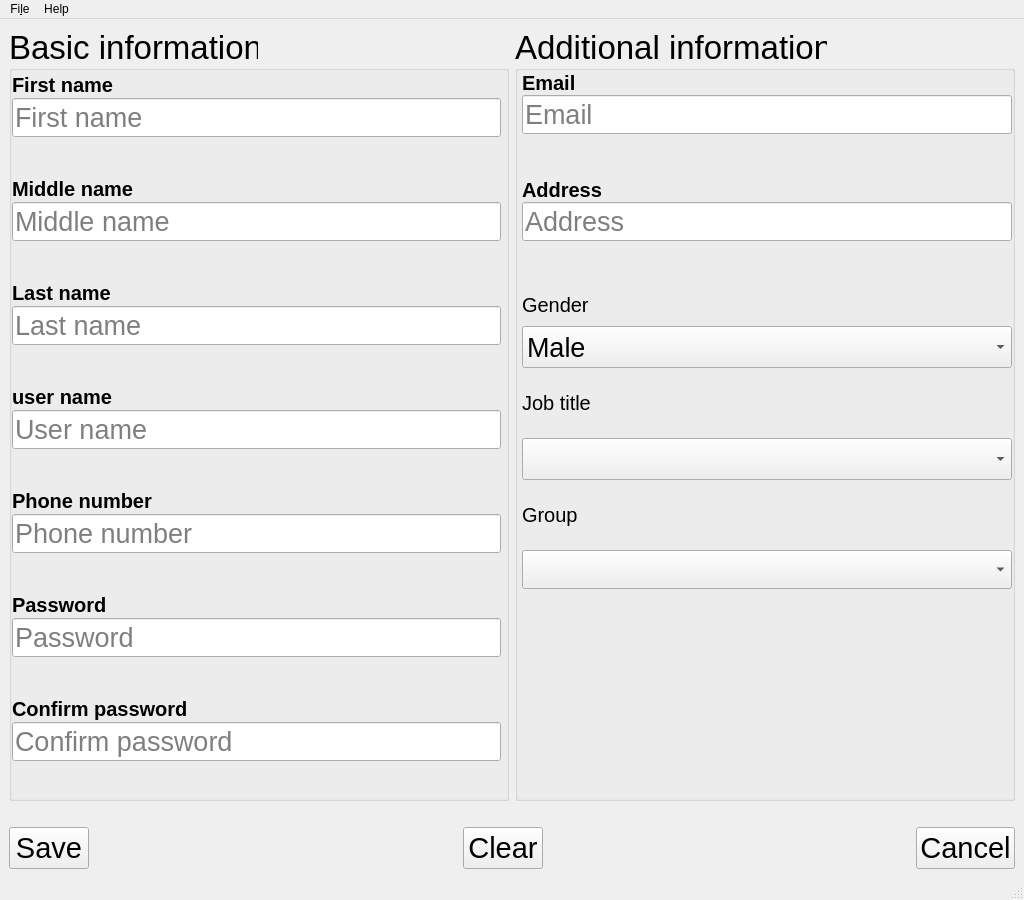
Before: the Qt Designer form forms/createEmployee_GUI.ui in nasserahmed96/invoces_manager, drawn with Qt 5.
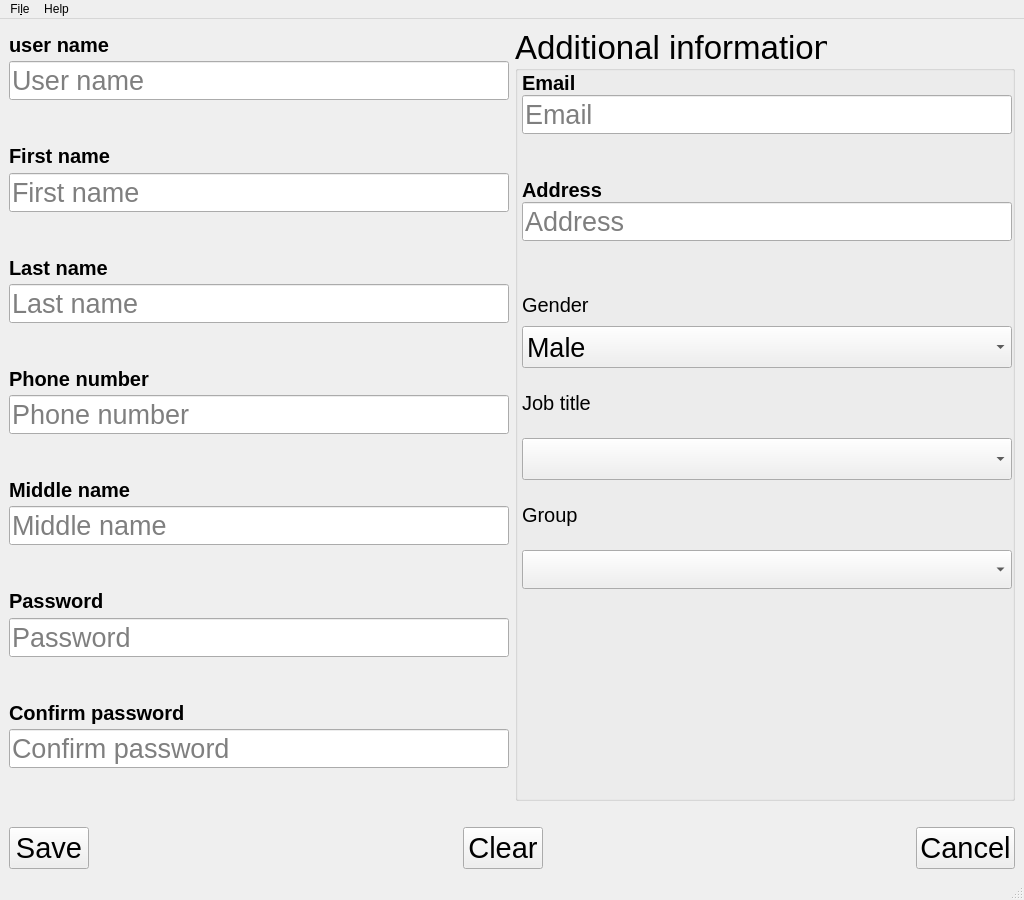
After: the same form once the commit is applied. Custom widgets are drawn as their Qt base class.

Commit message: Added invoice dir, and invoice base class

Patch:
```diff
--- a/forms/createEmployee_GUI.ui
+++ b/forms/createEmployee_GUI.ui
@@ -20,35 +20,91 @@
    <string>Create employee</string>
   </property>
   <widget class="QWidget" name="centralwidget">
-   <layout class="QVBoxLayout" name="verticalLayout_3">
-    <item>
-     <layout class="QHBoxLayout" name="horizontalLayout_2">
-      <item>
-       <widget class="QGroupBox" name="groupBox">
-        <property name="font">
-         <font>
-          <pointsize>25</pointsize>
-         </font>
-        </property>
-        <property name="title">
-         <string>Basic information</string>
-        </property>
         <layout class="QVBoxLayout" name="verticalLayout">
+    <item>
+     <layout class="QHBoxLayout" name="horizontalLayout_2">
+      <item>
+       <layout class="QVBoxLayout" name="basicInformationLayout">
+        <item>
+         <layout class="QVBoxLayout" name="user_name_layout">
          <property name="spacing">
-          <number>11</number>
-         </property>
-         <property name="leftMargin">
           <number>0</number>
          </property>
-         <property name="topMargin">
-          <number>0</number>
-         </property>
-         <property name="rightMargin">
-          <number>5</number>
-         </property>
-         <property name="bottomMargin">
-          <number>10</number>
-         </property>
+          <item>
+           <widget class="QLabel" name="userNameLabel">
+            <property name="sizePolicy">
+             <sizepolicy hsizetype="Expanding" vsizetype="Preferred">
+              <horstretch>0</horstretch>
+              <verstretch>0</verstretch>
+             </sizepolicy>
+            </property>
+            <property name="minimumSize">
+             <size>
+              <width>0</width>
+              <height>10</height>
+             </size>
+            </property>
+            <property name="font">
+             <font>
+              <pointsize>15</pointsize>
+              <bold>true</bold>
+             </font>
+            </property>
+            <property name="text">
+             <string>user name</string>
+            </property>
+           </widget>
+          </item>
+          <item>
+           <widget class="ValidatedLineEditor" name="userNameLineEdit">
+            <property name="sizePolicy">
+             <sizepolicy hsizetype="Expanding" vsizetype="Preferred">
+              <horstretch>0</horstretch>
+              <verstretch>0</verstretch>
+             </sizepolicy>
+            </property>
+            <property name="minimumSize">
+             <size>
+              <width>0</width>
+              <height>20</height>
+             </size>
+            </property>
+            <property name="font">
+             <font>
+              <pointsize>20</pointsize>
+             </font>
+            </property>
+            <property name="placeholderText">
+             <string>User name</string>
+            </property>
+           </widget>
+          </item>
+          <item>
+           <widget class="QLabel" name="userNameLabelInfo">
+            <property name="sizePolicy">
+             <sizepolicy hsizetype="Preferred" vsizetype="Preferred">
+              <horstretch>0</horstretch>
+              <verstretch>0</verstretch>
+             </sizepolicy>
+            </property>
+            <property name="minimumSize">
+             <size>
+              <width>0</width>
+              <height>10</height>
+             </size>
+            </property>
+            <property name="font">
+             <font>
+              <pointsize>10</pointsize>
+             </font>
+            </property>
+            <property name="text">
+             <string/>
+            </property>
+           </widget>
+          </item>
+         </layout>
+        </item>
          <item>
           <layout class="QVBoxLayout" name="firstNameLayout">
            <property name="spacing">
@@ -71,7 +127,6 @@
              <property name="font">
               <font>
                <pointsize>15</pointsize>
-               <weight>75</weight>
                <bold>true</bold>
               </font>
              </property>
@@ -120,95 +175,6 @@
              </property>
              <property name="font">
               <font>
-               <family>Sans Serif</family>
-               <pointsize>10</pointsize>
-              </font>
-             </property>
-             <property name="text">
-              <string/>
-             </property>
-             <property name="textFormat">
-              <enum>Qt::PlainText</enum>
-             </property>
-            </widget>
-           </item>
-          </layout>
-         </item>
-         <item>
-          <layout class="QVBoxLayout" name="middleNameLayout" stretch="0,0,0">
-           <property name="spacing">
-            <number>0</number>
-           </property>
-           <property name="sizeConstraint">
-            <enum>QLayout::SetNoConstraint</enum>
-           </property>
-           <item>
-            <widget class="QLabel" name="middleNameLabel">
-             <property name="sizePolicy">
-              <sizepolicy hsizetype="Expanding" vsizetype="Preferred">
-               <horstretch>0</horstretch>
-               <verstretch>0</verstretch>
-              </sizepolicy>
-             </property>
-             <property name="minimumSize">
-              <size>
-               <width>0</width>
-               <height>10</height>
-              </size>
-             </property>
-             <property name="font">
-              <font>
-               <pointsize>15</pointsize>
-               <weight>75</weight>
-               <bold>true</bold>
-              </font>
-             </property>
-             <property name="text">
-              <string>Middle name</string>
-             </property>
-            </widget>
-           </item>
-           <item>
-            <widget class="ValidatedLineEditor" name="middleNameLineEdit">
-             <property name="sizePolicy">
-              <sizepolicy hsizetype="Expanding" vsizetype="Preferred">
-               <horstretch>0</horstretch>
-               <verstretch>0</verstretch>
-              </sizepolicy>
-             </property>
-             <property name="minimumSize">
-              <size>
-               <width>0</width>
-               <height>20</height>
-              </size>
-             </property>
-             <property name="font">
-              <font>
-               <pointsize>20</pointsize>
-              </font>
-             </property>
-             <property name="placeholderText">
-              <string>Middle name</string>
-             </property>
-            </widget>
-           </item>
-           <item>
-            <widget class="QLabel" name="middleNameLabelInfo">
-             <property name="sizePolicy">
-              <sizepolicy hsizetype="Preferred" vsizetype="Preferred">
-               <horstretch>0</horstretch>
-               <verstretch>0</verstretch>
-              </sizepolicy>
-             </property>
-             <property name="minimumSize">
-              <size>
-               <width>0</width>
-               <height>10</height>
-              </size>
-             </property>
-             <property name="font">
-              <font>
-               <family>Sans Serif</family>
                <pointsize>10</pointsize>
               </font>
              </property>
@@ -244,7 +210,6 @@
              <property name="font">
               <font>
                <pointsize>15</pointsize>
-               <weight>75</weight>
                <bold>true</bold>
               </font>
              </property>
@@ -303,87 +268,6 @@
            </item>
           </layout>
          </item>
-         <item>
-          <layout class="QVBoxLayout" name="user_name_layout">
-           <property name="spacing">
-            <number>0</number>
-           </property>
-           <item>
-            <widget class="QLabel" name="userNameLabel">
-             <property name="sizePolicy">
-              <sizepolicy hsizetype="Expanding" vsizetype="Preferred">
-               <horstretch>0</horstretch>
-               <verstretch>0</verstretch>
-              </sizepolicy>
-             </property>
-             <property name="minimumSize">
-              <size>
-               <width>0</width>
-               <height>10</height>
-              </size>
-             </property>
-             <property name="font">
-              <font>
-               <pointsize>15</pointsize>
-               <weight>75</weight>
-               <bold>true</bold>
-              </font>
-             </property>
-             <property name="text">
-              <string>user name</string>
-             </property>
-            </widget>
-           </item>
-           <item>
-            <widget class="ValidatedLineEditor" name="userNameLineEdit">
-             <property name="sizePolicy">
-              <sizepolicy hsizetype="Expanding" vsizetype="Preferred">
-               <horstretch>0</horstretch>
-               <verstretch>0</verstretch>
-              </sizepolicy>
-             </property>
-             <property name="minimumSize">
-              <size>
-               <width>0</width>
-               <height>20</height>
-              </size>
-             </property>
-             <property name="font">
-              <font>
-               <pointsize>20</pointsize>
-              </font>
-             </property>
-             <property name="placeholderText">
-              <string>User name</string>
-             </property>
-            </widget>
-           </item>
-           <item>
-            <widget class="QLabel" name="userNameLabelInfo">
-             <property name="sizePolicy">
-              <sizepolicy hsizetype="Preferred" vsizetype="Preferred">
-               <horstretch>0</horstretch>
-               <verstretch>0</verstretch>
-              </sizepolicy>
-             </property>
-             <property name="minimumSize">
-              <size>
-               <width>0</width>
-               <height>10</height>
-              </size>
-             </property>
-             <property name="font">
-              <font>
-               <pointsize>10</pointsize>
-              </font>
-             </property>
-             <property name="text">
-              <string/>
-             </property>
-            </widget>
-           </item>
-          </layout>
-         </item>
          <item>
           <layout class="QVBoxLayout" name="phoneNumberLayout">
            <property name="spacing">
@@ -406,7 +290,6 @@
              <property name="font">
               <font>
                <pointsize>15</pointsize>
-               <weight>75</weight>
                <bold>true</bold>
               </font>
              </property>
@@ -468,6 +351,92 @@
            </item>
           </layout>
          </item>
+        <item>
+         <layout class="QVBoxLayout" name="middleNameLayout" stretch="0,0,0">
+          <property name="spacing">
+           <number>0</number>
+          </property>
+          <property name="sizeConstraint">
+           <enum>QLayout::SetNoConstraint</enum>
+          </property>
+          <item>
+           <widget class="QLabel" name="middleNameLabel">
+            <property name="sizePolicy">
+             <sizepolicy hsizetype="Expanding" vsizetype="Preferred">
+              <horstretch>0</horstretch>
+              <verstretch>0</verstretch>
+             </sizepolicy>
+            </property>
+            <property name="minimumSize">
+             <size>
+              <width>0</width>
+              <height>10</height>
+             </size>
+            </property>
+            <property name="font">
+             <font>
+              <pointsize>15</pointsize>
+              <bold>true</bold>
+             </font>
+            </property>
+            <property name="text">
+             <string>Middle name</string>
+            </property>
+           </widget>
+          </item>
+          <item>
+           <widget class="ValidatedLineEditor" name="middleNameLineEdit">
+            <property name="sizePolicy">
+             <sizepolicy hsizetype="Expanding" vsizetype="Preferred">
+              <horstretch>0</horstretch>
+              <verstretch>0</verstretch>
+             </sizepolicy>
+            </property>
+            <property name="minimumSize">
+             <size>
+              <width>0</width>
+              <height>20</height>
+             </size>
+            </property>
+            <property name="font">
+             <font>
+              <pointsize>20</pointsize>
+             </font>
+            </property>
+            <property name="placeholderText">
+             <string>Middle name</string>
+            </property>
+           </widget>
+          </item>
+          <item>
+           <widget class="QLabel" name="middleNameLabelInfo">
+            <property name="sizePolicy">
+             <sizepolicy hsizetype="Preferred" vsizetype="Preferred">
+              <horstretch>0</horstretch>
+              <verstretch>0</verstretch>
+             </sizepolicy>
+            </property>
+            <property name="minimumSize">
+             <size>
+              <width>0</width>
+              <height>10</height>
+             </size>
+            </property>
+            <property name="font">
+             <font>
+              <pointsize>10</pointsize>
+             </font>
+            </property>
+            <property name="text">
+             <string/>
+            </property>
+            <property name="textFormat">
+             <enum>Qt::PlainText</enum>
+            </property>
+           </widget>
+          </item>
+         </layout>
+        </item>
          <item>
           <layout class="QVBoxLayout" name="passwordLayout">
            <property name="spacing">
@@ -490,7 +459,6 @@
              <property name="font">
               <font>
                <pointsize>15</pointsize>
-               <weight>75</weight>
                <bold>true</bold>
               </font>
              </property>
@@ -574,7 +542,6 @@
              <property name="font">
               <font>
                <pointsize>15</pointsize>
-               <weight>75</weight>
                <bold>true</bold>
               </font>
              </property>
@@ -637,7 +604,6 @@
           </layout>
          </item>
         </layout>
-       </widget>
       </item>
       <item>
        <widget class="QGroupBox" name="additionalInformationGB">
```
Left out of the diff: 116 changed lines with no effect on the pictures. Lines whose indentation alone changed are shown as unchanged. The commit also changes 18 other files.
